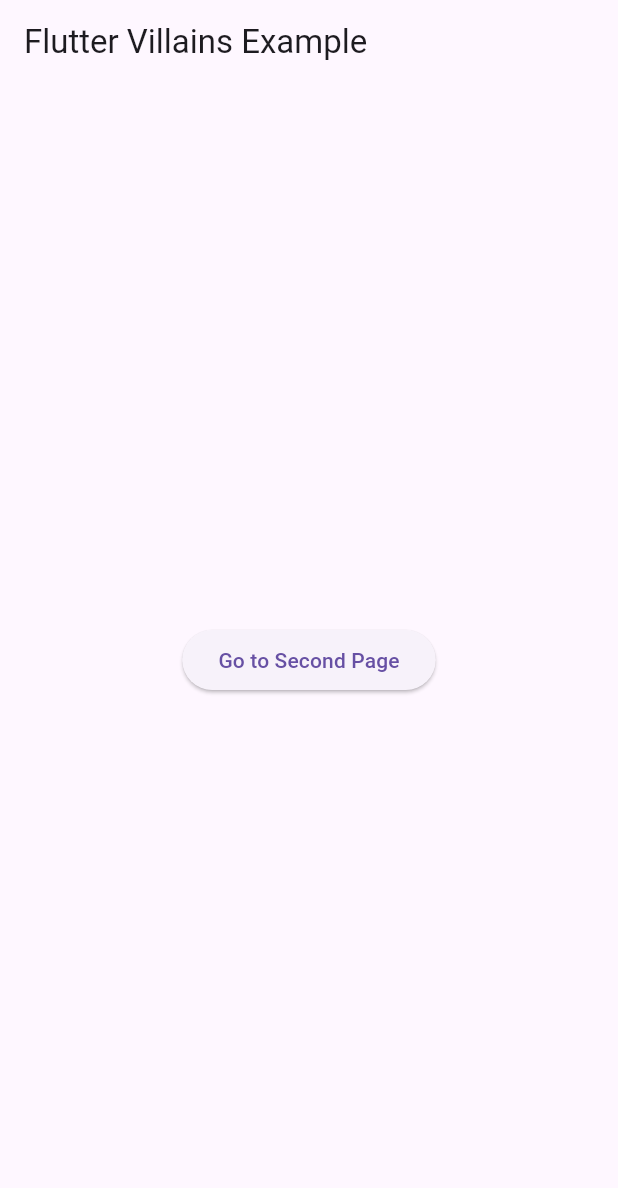
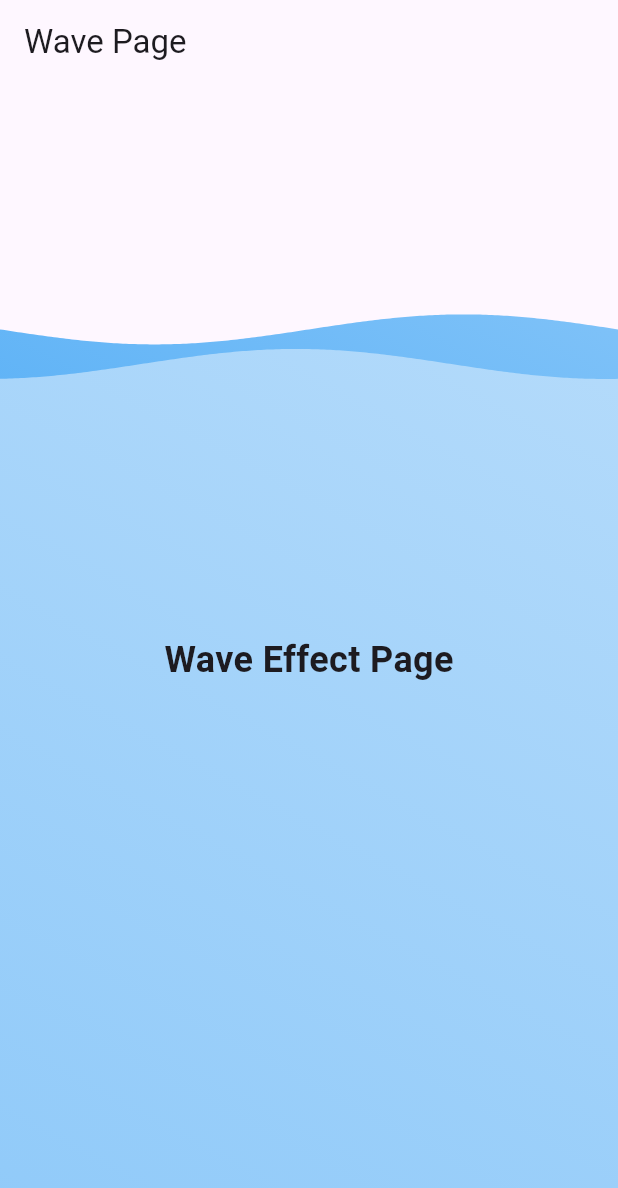
Before and after one commit to NurluhanKakpanAitu/flutter-wave, a Flutter app: the screen it shows after launch, on a phone screen of 412 x 824 dp. Shown: the top 1188 px of the screen. Run offline on Flutter 3.47's test engine with Material 3 defaults, Android fonts, the phone set to English and light mode, and no system bars; drawn by our look-alikes of wave.

Commit message:
app using library wave

```diff
--- a/lib/main.dart
+++ b/lib/main.dart
@@ -1,5 +1,6 @@
 import 'package:flutter/material.dart';
-import 'package:flutter_villains/villain.dart';
+import 'package:wave/config.dart';
+import 'package:wave/wave.dart';
 
 void main() {
   runApp(MyApp());
@@ -9,51 +10,45 @@ class MyApp extends StatelessWidget {
   @override
   Widget build(BuildContext context) {
     return MaterialApp(
-      home: HomePage(),
+      home: WavePage(),
     );
   }
 }
 
-class HomePage extends StatelessWidget {
+class WavePage extends StatelessWidget {
   @override
   Widget build(BuildContext context) {
     return Scaffold(
       appBar: AppBar(
-        title: Text('Flutter Villains Example'),
+        title: Text('Wave Page'),
       ),
-      body: Center(
-        child: ElevatedButton(
-          onPressed: () {
-            Navigator.push(
-              context,
-              MaterialPageRoute(
-                builder: (context) => SecondPage(),
-              ),
-            );
-          },
-          child: Text('Go to Second Page'),
-        ),
+      body: Stack(
+        children: [
+          WaveWidget(
+            config: CustomConfig(
+              gradients: [
+                [Colors.blue, Colors.blue.shade200],
+                [Colors.blue.shade200, Colors.blue.shade100],
+              ],
+              durations: [35000, 19440],
+              heightPercentages: [0.20, 0.23],
+              gradientBegin: Alignment.bottomLeft,
+              gradientEnd: Alignment.topRight,
+            ),
+            waveAmplitude: 0,
+            size: Size(
+              double.infinity,
+              double.infinity,
+            ),
+          ),
+          Center(
+            child: Text(
+              'Wave Effect Page',
+              style: TextStyle(fontSize: 24, fontWeight: FontWeight.bold),
+            ),
+          ),
+        ],
       ),
     );
   }
 }
-
-class SecondPage extends StatelessWidget {
-  @override
-  Widget build(BuildContext context) {
-    return Scaffold(
-      appBar: AppBar(
-        title: Text('Second Page'),
-      ),
-      body: Center(
-        child: Villain(
-          villainAnimation: VillainAnimation.fade(),
-          child: Text(
-            'This is the second page!',
-            style: TextStyle(fontSize: 24),
-          ),
-        ),
-      ),
-    );
-  }
-}
```
